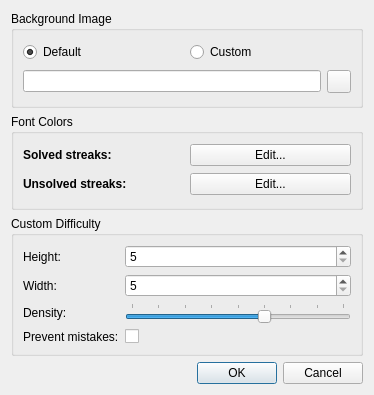
The window that src/gui/settingswindow.ui (KDE/picmi) describes before a commit, drawn with Qt 5.
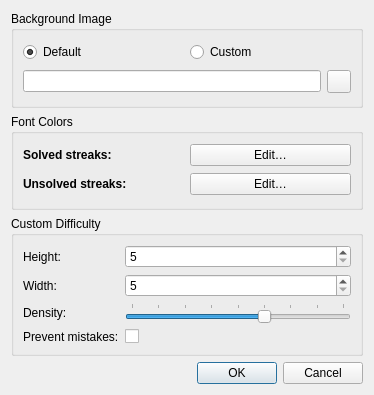
The same window after the commit. Icons and pictures are not drawn.

Commit message: Use ellipsis character in UI strings instead of 3 periods

Patch:
```diff
--- a/src/gui/settingswindow.ui
+++ b/src/gui/settingswindow.ui
@@ -117,14 +117,14 @@
           <item row="0" column="1">
            <widget class="QPushButton" name="fontColorSolvedPushButton">
             <property name="text">
-             <string>Edit...</string>
+             <string>Edit…</string>
             </property>
            </widget>
           </item>
           <item row="1" column="1">
            <widget class="QPushButton" name="fontColorUnsolvedPushButton">
             <property name="text">
-             <string>Edit...</string>
+             <string>Edit…</string>
             </property>
            </widget>
           </item>
```
